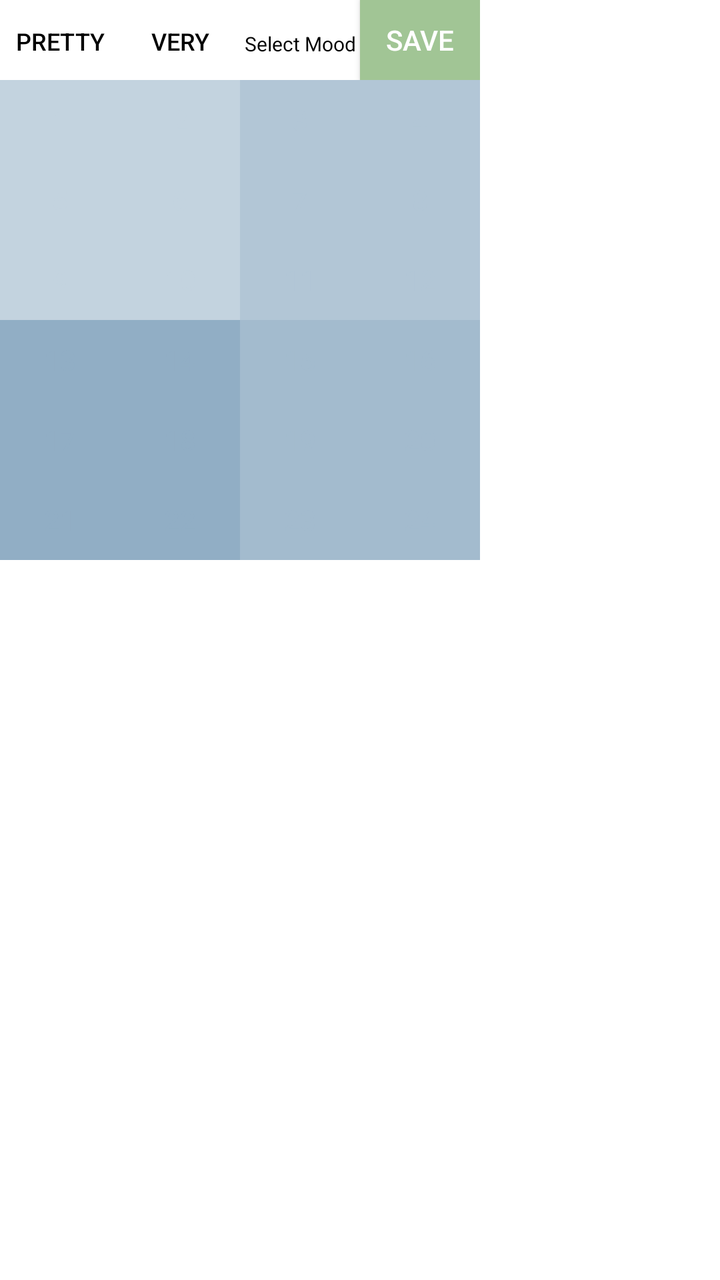
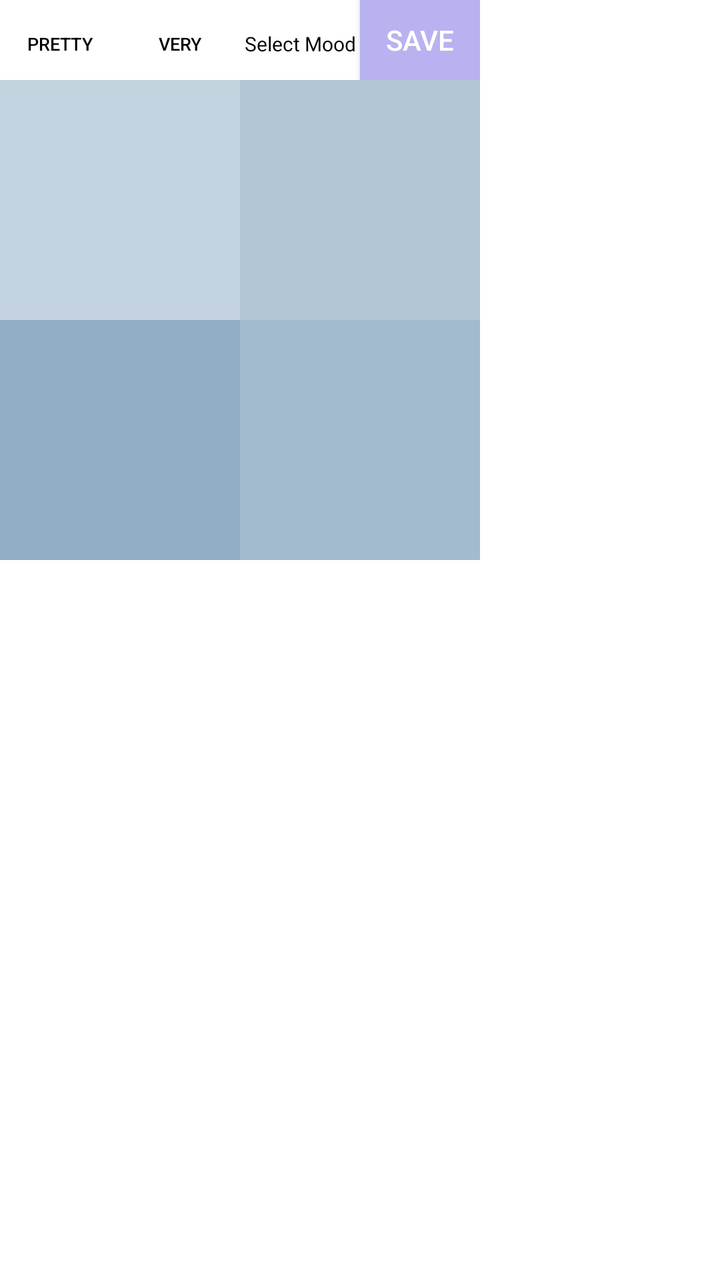

The first picture is an Android layout as it rendered before a commit; the second is the same layout after the commit. The layout source and the unified diff follow.
<!-- AndroidManifest.xml: application theme AppTheme -->
<!-- res/layout/mood_input_widget.xml -->
<LinearLayout xmlns:android="http://schemas.android.com/apk/res/android"
    android:layout_width="wrap_content"
    android:layout_height="wrap_content"
	android:orientation="vertical"
    android:background="#FFFFFF">

	<LinearLayout
		android:layout_width="@dimen/widget_min_width"
		android:layout_height="@dimen/widget_button_height"
		android:orientation="horizontal">
		<Button
			android:id="@+id/pretty_button_id"
			android:layout_height="@dimen/widget_button_height"
			android:layout_width="@dimen/widget_button_width"
			android:textColor="@color/black"
			android:textSize="12sp"
			android:background="@color/white"
			android:stateListAnimator="@null"
			android:text="Pretty" />
		<Button
			android:id="@+id/very_button_id"
			android:layout_height="@dimen/widget_button_height"
			android:layout_width="@dimen/widget_button_width"
			android:textColor="@color/black"
			android:textSize="12sp"
			android:background="@color/white"
			android:stateListAnimator="@null"
			android:text="Very" />
		<TextView
			android:id="@+id/mood_name_text_view_id"
			android:layout_height="@dimen/widget_button_height"
			android:layout_width="@dimen/widget_button_width"
			android:textColor="@color/black"
			android:gravity="center_horizontal|center_vertical"
			android:textSize="9sp"
			android:autoSizeTextType="uniform"
			android:autoSizeMinTextSize="6sp"
			android:autoSizeMaxTextSize="10sp"
			android:text="@string/mood_name_default" />
		<Button
			android:id="@+id/save_button_id"
			android:layout_height="wrap_content"
			android:layout_width="wrap_content"
			android:textColor="@color/white"
			android:background="#A1C595"
			android:text="SAVE" />
	</LinearLayout>
	<GridLayout
		android:layout_width="@dimen/widget_min_width"
		android:layout_height="wrap_content"
		android:columnCount="4">

		<Button
			android:id="@+id/button_1_id"
			android:layout_height="@dimen/widget_button_height"
			android:layout_width="@dimen/widget_button_width"
			android:textColor="#C3D3DF"
			android:background="#C3D3DF"
			android:stateListAnimator="@null"
			android:text="1" />
		<Button
			android:id="@+id/button_2_id"
			android:layout_height="@dimen/widget_button_height"
			android:layout_width="@dimen/widget_button_width"
			android:textColor="#C3D3DF"
			android:background="#C3D3DF"
			android:stateListAnimator="@null"
			android:text="2" />
		<Button
			android:id="@+id/button_3_id"
			android:layout_height="@dimen/widget_button_height"
			android:layout_width="@dimen/widget_button_width"
			android:textColor="#B2C6D6"
			android:background="#B2C6D6"
			android:stateListAnimator="@null"
			android:text="3" />
		<Button
			android:id="@+id/button_4_id"
			android:layout_height="@dimen/widget_button_height"
			android:layout_width="@dimen/widget_button_width"
			android:textColor="#B2C6D6"
			android:background="#B2C6D6"
			android:stateListAnimator="@null"
			android:text="4" />
		<Button
			android:id="@+id/button_5_id"
			android:layout_height="@dimen/widget_button_height"
			android:layout_width="@dimen/widget_button_width"
			android:textColor="#C3D3DF"
			android:background="#C3D3DF"
			android:stateListAnimator="@null"
			android:text="5" />
		<Button
			android:id="@+id/button_6_id"
			android:layout_height="@dimen/widget_button_height"
			android:layout_width="@dimen/widget_button_width"
			android:textColor="#C3D3DF"
			android:background="#C3D3DF"
			android:stateListAnimator="@null"
			android:text="6" />
		<Button
			android:id="@+id/button_7_id"
			android:layout_height="@dimen/widget_button_height"
			android:layout_width="@dimen/widget_button_width"
			android:textColor="#B2C6D6"
			android:background="#B2C6D6"
			android:stateListAnimator="@null"
			android:text="7" />
		<Button
			android:id="@+id/button_8_id"
			android:layout_height="@dimen/widget_button_height"
			android:layout_width="@dimen/widget_button_width"
			android:textColor="#B2C6D6"
			android:background="#B2C6D6"
			android:stateListAnimator="@null"
			android:text="8" />
		<Button
			android:id="@+id/button_9_id"
			android:layout_height="@dimen/widget_button_height"
			android:layout_width="@dimen/widget_button_width"
			android:textColor="#C3D3DF"
			android:background="#C3D3DF"
			android:stateListAnimator="@null"
			android:text="9" />
		<Button
			android:id="@+id/button_10_id"
			android:layout_height="@dimen/widget_button_height"
			android:layout_width="@dimen/widget_button_width"
			android:textColor="#C3D3DF"
			android:background="#C3D3DF"
			android:stateListAnimator="@null"
			android:text="10" />
		<Button
			android:id="@+id/button_11_id"
			android:layout_height="@dimen/widget_button_height"
			android:layout_width="@dimen/widget_button_width"
			android:textColor="#B2C6D6"
			android:background="#B2C6D6"
			android:stateListAnimator="@null"
			android:text="11" />
		<Button
			android:id="@+id/button_12_id"
			android:layout_height="@dimen/widget_button_height"
			android:layout_width="@dimen/widget_button_width"
			android:textColor="#B2C6D6"
			android:background="#B2C6D6"
			android:stateListAnimator="@null"
			android:text="12" />
		<Button
			android:id="@+id/button_13_id"
			android:layout_height="@dimen/widget_button_height"
			android:layout_width="@dimen/widget_button_width"
			android:textColor="#91AEC5"
			android:background="#91AEC5"
			android:stateListAnimator="@null"
			android:text="13" />
		<Button
			android:id="@+id/button_14_id"
			android:layout_height="@dimen/widget_button_height"
			android:layout_width="@dimen/widget_button_width"
			android:textColor="#91AEC5"
			android:background="#91AEC5"
			android:stateListAnimator="@null"
			android:text="14" />
		<Button
			android:id="@+id/button_15_id"
			android:layout_height="@dimen/widget_button_height"
			android:layout_width="@dimen/widget_button_width"
			android:textColor="#A3BBCE"
			android:background="#A3BBCE"
			android:stateListAnimator="@null"
			android:text="15" />
		<Button
			android:id="@+id/button_16_id"
			android:layout_height="@dimen/widget_button_height"
			android:layout_width="@dimen/widget_button_width"
			android:textColor="#A3BBCE"
			android:background="#A3BBCE"
			android:stateListAnimator="@null"
			android:text="16" />
		<Button
			android:id="@+id/button_17_id"
			android:layout_height="@dimen/widget_button_height"
			android:layout_width="@dimen/widget_button_width"
			android:textColor="#91AEC5"
			android:background="#91AEC5"
			android:stateListAnimator="@null"
			android:text="17" />
		<Button
			android:id="@+id/button_18_id"
			android:layout_height="@dimen/widget_button_height"
			android:layout_width="@dimen/widget_button_width"
			android:textColor="#91AEC5"
			android:background="#91AEC5"
			android:stateListAnimator="@null"
			android:text="18" />
		<Button
			android:id="@+id/button_19_id"
			android:layout_height="@dimen/widget_button_height"
			android:layout_width="@dimen/widget_button_width"
			android:textColor="#A3BBCE"
			android:background="#A3BBCE"
			android:stateListAnimator="@null"
			android:text="19" />
		<Button
			android:id="@+id/button_20_id"
			android:layout_height="@dimen/widget_button_height"
			android:layout_width="@dimen/widget_button_width"
			android:textColor="#A3BBCE"
			android:background="#A3BBCE"
			android:stateListAnimator="@null"
			android:text="20" />
		<Button
			android:id="@+id/button_21_id"
			android:layout_height="@dimen/widget_button_height"
			android:layout_width="@dimen/widget_button_width"
			android:textColor="#91AEC5"
			android:background="#91AEC5"
			android:stateListAnimator="@null"
			android:text="21" />
		<Button
			android:id="@+id/button_22_id"
			android:layout_height="@dimen/widget_button_height"
			android:layout_width="@dimen/widget_button_width"
			android:textColor="#91AEC5"
			android:background="#91AEC5"
			android:stateListAnimator="@null"
			android:text="22" />
		<Button
			android:id="@+id/button_23_id"
			android:layout_height="@dimen/widget_button_height"
			android:layout_width="@dimen/widget_button_width"
			android:textColor="#A3BBCE"
			android:background="#A3BBCE"
			android:stateListAnimator="@null"
			android:text="23" />
		<Button
			android:id="@+id/button_24_id"
			android:layout_height="@dimen/widget_button_height"
			android:layout_width="@dimen/widget_button_width"
			android:textColor="#A3BBCE"
			android:background="#A3BBCE"
			android:stateListAnimator="@null"
			android:text="24" />
	</GridLayout>
</LinearLayout>
<!-- resources referenced by this layout -->
<resources>
  <color name="white">#FFF</color>
  <dimen name="widget_button_height">40dp</dimen>
  <dimen name="widget_button_width">60dp</dimen>
  <dimen name="widget_min_width">240dp</dimen>
  <string name="mood_name_default">Select Mood</string>
  <style name="AppTheme" parent="Theme.AppCompat.Light.NoActionBar">
          
          <item name="android:textColor">#000000</item>
          <item name="android:statusBarColor">@color/splashscreen_bg</item>
      </style>
  <color name="splashscreen_bg">#1F232B</color>
</resources>

<!-- the commit's change to res/layout/mood_input_widget.xml (unified diff, before → after) -->
@@ -13,7 +13,7 @@
 			android:layout_height="@dimen/widget_button_height"
 			android:layout_width="@dimen/widget_button_width"
 			android:textColor="@color/black"
-			android:textSize="12sp"
+			android:textSize="9sp"
 			android:background="@color/white"
 			android:stateListAnimator="@null"
 			android:text="Pretty" />
@@ -22,7 +22,7 @@
 			android:layout_height="@dimen/widget_button_height"
 			android:layout_width="@dimen/widget_button_width"
 			android:textColor="@color/black"
-			android:textSize="12sp"
+			android:textSize="9sp"
 			android:background="@color/white"
 			android:stateListAnimator="@null"
 			android:text="Very" />
@@ -42,7 +42,7 @@
 			android:layout_height="wrap_content"
 			android:layout_width="wrap_content"
 			android:textColor="@color/white"
-			android:background="#A1C595"
+			android:background="#B8B2F1"
 			android:text="SAVE" />
 	</LinearLayout>
 	<GridLayout
@@ -57,7 +57,7 @@
 			android:textColor="#C3D3DF"
 			android:background="#C3D3DF"
 			android:stateListAnimator="@null"
-			android:text="1" />
+			android:text="" />
 		<Button
 			android:id="@+id/button_2_id"
 			android:layout_height="@dimen/widget_button_height"
@@ -65,7 +65,7 @@
 			android:textColor="#C3D3DF"
 			android:background="#C3D3DF"
 			android:stateListAnimator="@null"
-			android:text="2" />
+			android:text="" />
 		<Button
 			android:id="@+id/button_3_id"
 			android:layout_height="@dimen/widget_button_height"
@@ -73,7 +73,7 @@
 			android:textColor="#B2C6D6"
 			android:background="#B2C6D6"
 			android:stateListAnimator="@null"
-			android:text="3" />
+			android:text="" />
 		<Button
 			android:id="@+id/button_4_id"
 			android:layout_height="@dimen/widget_button_height"
@@ -81,7 +81,7 @@
 			android:textColor="#B2C6D6"
 			android:background="#B2C6D6"
 			android:stateListAnimator="@null"
-			android:text="4" />
+			android:text="" />
 		<Button
 			android:id="@+id/button_5_id"
 			android:layout_height="@dimen/widget_button_height"
@@ -89,7 +89,7 @@
 			android:textColor="#C3D3DF"
 			android:background="#C3D3DF"
 			android:stateListAnimator="@null"
-			android:text="5" />
+			android:text="" />
 		<Button
 			android:id="@+id/button_6_id"
 			android:layout_height="@dimen/widget_button_height"
@@ -97,7 +97,7 @@
 			android:textColor="#C3D3DF"
 			android:background="#C3D3DF"
 			android:stateListAnimator="@null"
-			android:text="6" />
+			android:text="" />
 		<Button
 			android:id="@+id/button_7_id"
 			android:layout_height="@dimen/widget_button_height"
@@ -105,7 +105,7 @@
 			android:textColor="#B2C6D6"
 			android:background="#B2C6D6"
 			android:stateListAnimator="@null"
-			android:text="7" />
+			android:text="" />
 		<Button
 			android:id="@+id/button_8_id"
 			android:layout_height="@dimen/widget_button_height"
@@ -113,7 +113,7 @@
 			android:textColor="#B2C6D6"
 			android:background="#B2C6D6"
 			android:stateListAnimator="@null"
-			android:text="8" />
+			android:text="" />
 		<Button
 			android:id="@+id/button_9_id"
 			android:layout_height="@dimen/widget_button_height"
@@ -121,7 +121,7 @@
 			android:textColor="#C3D3DF"
 			android:background="#C3D3DF"
 			android:stateListAnimator="@null"
-			android:text="9" />
+			android:text="" />
 		<Button
 			android:id="@+id/button_10_id"
 			android:layout_height="@dimen/widget_button_height"
@@ -129,7 +129,7 @@
 			android:textColor="#C3D3DF"
 			android:background="#C3D3DF"
 			android:stateListAnimator="@null"
-			android:text="10" />
+			android:text="" />
 		<Button
 			android:id="@+id/button_11_id"
 			android:layout_height="@dimen/widget_button_height"
@@ -137,7 +137,7 @@
 			android:textColor="#B2C6D6"
 			android:background="#B2C6D6"
 			android:stateListAnimator="@null"
-			android:text="11" />
+			android:text="" />
 		<Button
 			android:id="@+id/button_12_id"
 			android:layout_height="@dimen/widget_button_height"
@@ -145,7 +145,7 @@
 			android:textColor="#B2C6D6"
 			android:background="#B2C6D6"
 			android:stateListAnimator="@null"
-			android:text="12" />
+			android:text="" />
 		<Button
 			android:id="@+id/button_13_id"
 			android:layout_height="@dimen/widget_button_height"
@@ -153,7 +153,7 @@
 			android:textColor="#91AEC5"
 			android:background="#91AEC5"
 			android:stateListAnimator="@null"
-			android:text="13" />
+			android:text="" />
 		<Button
 			android:id="@+id/button_14_id"
 			android:layout_height="@dimen/widget_button_height"
@@ -161,7 +161,7 @@
 			android:textColor="#91AEC5"
 			android:background="#91AEC5"
 			android:stateListAnimator="@null"
-			android:text="14" />
+			android:text="" />
 		<Button
 			android:id="@+id/button_15_id"
 			android:layout_height="@dimen/widget_button_height"
@@ -169,7 +169,7 @@
 			android:textColor="#A3BBCE"
 			android:background="#A3BBCE"
 			android:stateListAnimator="@null"
-			android:text="15" />
+			android:text="" />
 		<Button
 			android:id="@+id/button_16_id"
 			android:layout_height="@dimen/widget_button_height"
@@ -177,7 +177,7 @@
 			android:textColor="#A3BBCE"
 			android:background="#A3BBCE"
 			android:stateListAnimator="@null"
-			android:text="16" />
+			android:text="" />
 		<Button
 			android:id="@+id/button_17_id"
 			android:layout_height="@dimen/widget_button_height"
@@ -185,7 +185,7 @@
 			android:textColor="#91AEC5"
 			android:background="#91AEC5"
 			android:stateListAnimator="@null"
-			android:text="17" />
+			android:text="" />
 		<Button
 			android:id="@+id/button_18_id"
 			android:layout_height="@dimen/widget_button_height"
@@ -193,7 +193,7 @@
 			android:textColor="#91AEC5"
 			android:background="#91AEC5"
 			android:stateListAnimator="@null"
-			android:text="18" />
+			android:text="" />
 		<Button
 			android:id="@+id/button_19_id"
 			android:layout_height="@dimen/widget_button_height"
@@ -201,7 +201,7 @@
 			android:textColor="#A3BBCE"
 			android:background="#A3BBCE"
 			android:stateListAnimator="@null"
-			android:text="19" />
+			android:text="" />
 		<Button
 			android:id="@+id/button_20_id"
 			android:layout_height="@dimen/widget_button_height"
@@ -209,7 +209,7 @@
 			android:textColor="#A3BBCE"
 			android:background="#A3BBCE"
 			android:stateListAnimator="@null"
-			android:text="20" />
+			android:text="" />
 		<Button
 			android:id="@+id/button_21_id"
 			android:layout_height="@dimen/widget_button_height"
@@ -217,7 +217,7 @@
 			android:textColor="#91AEC5"
 			android:background="#91AEC5"
 			android:stateListAnimator="@null"
-			android:text="21" />
+			android:text="" />
 		<Button
 			android:id="@+id/button_22_id"
 			android:layout_height="@dimen/widget_button_height"
@@ -225,7 +225,7 @@
 			android:textColor="#91AEC5"
 			android:background="#91AEC5"
 			android:stateListAnimator="@null"
-			android:text="22" />
+			android:text="" />
 		<Button
 			android:id="@+id/button_23_id"
 			android:layout_height="@dimen/widget_button_height"
@@ -233,7 +233,7 @@
 			android:textColor="#A3BBCE"
 			android:background="#A3BBCE"
 			android:stateListAnimator="@null"
-			android:text="23" />
+			android:text="" />
 		<Button
 			android:id="@+id/button_24_id"
 			android:layout_height="@dimen/widget_button_height"
@@ -241,6 +241,6 @@
 			android:textColor="#A3BBCE"
 			android:background="#A3BBCE"
 			android:stateListAnimator="@null"
-			android:text="24" />
+			android:text="" />
 	</GridLayout>
 </LinearLayout>
